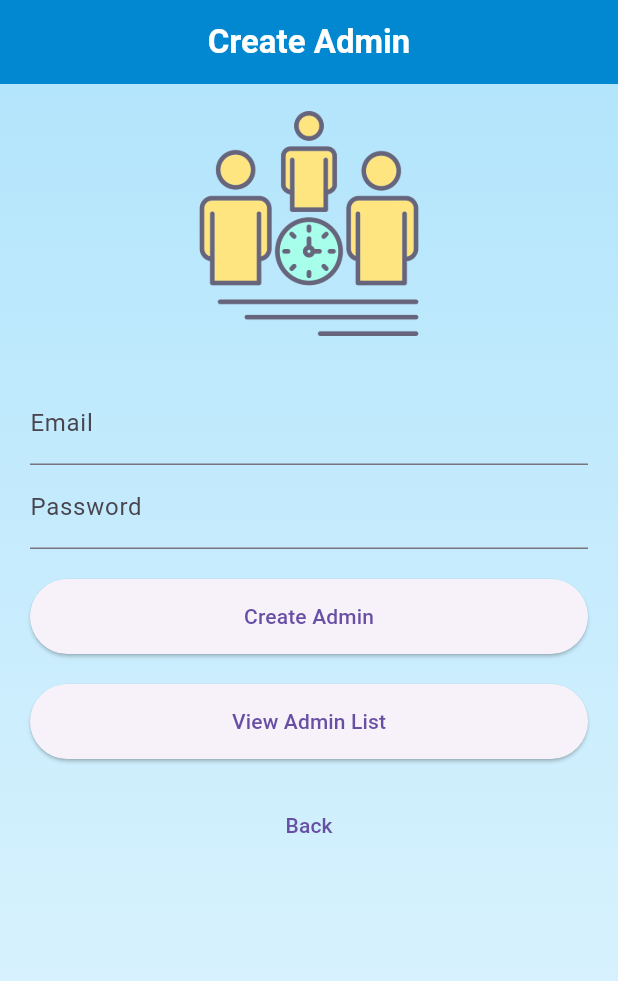
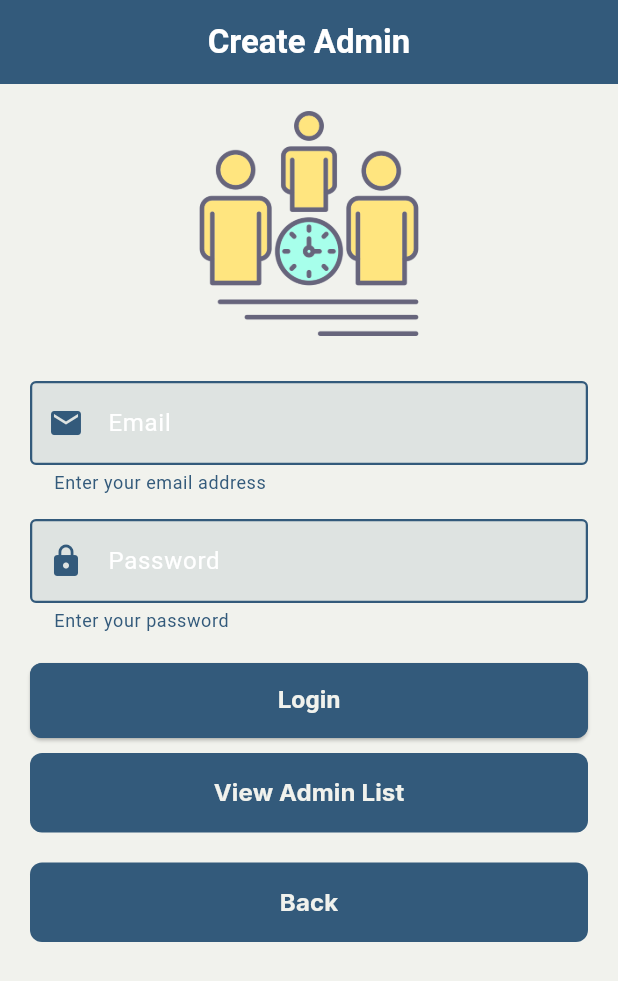
Before and after one commit to fatoom9/queue_management_system, a Flutter app: the AdminSetupScreen screen opened by its route, on a phone screen of 412 x 824 dp. Shown: the top 981 px of the screen. Run offline on Flutter 3.47's test engine with Material 3 defaults, Android fonts, the phone set to English and light mode, and no system bars; our stand-ins replace flutter_hooks, flutter_riverpod, go_router, google_fonts, hooks_riverpod, sqflite; accounts and stored records are empty.

Commit message:
admin-setup-screen-redesign

```diff
--- a/lib/src/common_widgets/button.dart
+++ b/lib/src/common_widgets/button.dart
@@ -11,7 +11,7 @@ class Btn extends StatelessWidget {
     required this.onPress,
     required this.text,
     this.backgroundColor = primaryColor,
-    this.textColor = Colors.white,
+    this.textColor = secondaryColor,
     this.borderRadius = 8.0,
     this.padding = const EdgeInsets.symmetric(vertical: 15),
   }) : super(key: key);
--- a/lib/src/features/auth/presentation/admin_setup_screen.dart.dart
+++ b/lib/src/features/auth/presentation/admin_setup_screen.dart.dart
@@ -2,6 +2,10 @@ import 'package:flutter/material.dart';
 import 'package:flutter_hooks/flutter_hooks.dart';
 import 'package:go_router/go_router.dart';
 import 'package:hooks_riverpod/hooks_riverpod.dart';
+import 'package:queue_management_system/src/common_widgets/button.dart'
+    as button;
+import 'package:queue_management_system/src/common_widgets/text_feild.dart';
+import 'package:queue_management_system/src/constants/app_theme.dart';
 import 'package:queue_management_system/src/features/auth/presentation/controllers/auth_controller.dart';
 import 'package:google_fonts/google_fonts.dart';
 
@@ -42,7 +46,6 @@ class AdminSetupScreen extends HookConsumerWidget {
     }
 
     return Scaffold(
-      backgroundColor: Colors.white,
       appBar: AppBar(
         title: const Text(
           'Create Admin',
@@ -50,14 +53,14 @@ class AdminSetupScreen extends HookConsumerWidget {
               fontSize: 22, fontWeight: FontWeight.bold, color: Colors.white),
         ),
         centerTitle: true,
-        backgroundColor: const Color(0xFF0288D1),
+        backgroundColor: primaryColor, // Use primaryColor from your theme
       ),
       body: Stack(
         children: [
           Container(
             decoration: const BoxDecoration(
               gradient: LinearGradient(
-                colors: [Color(0xFFB3E5FC), Color(0xFFE1F5FE)],
+                colors: [Color(0xFFF1F2ED), Color(0xFFF1F2ED)],
                 begin: Alignment.topCenter,
                 end: Alignment.bottomCenter,
               ),
@@ -76,20 +79,30 @@ class AdminSetupScreen extends HookConsumerWidget {
                   padding: const EdgeInsets.all(20),
                   child: Column(
                     children: <Widget>[
-                      TextField(
+                      AppTextFormField(
                         controller: emailController,
-                        decoration: const InputDecoration(labelText: 'Email'),
+                        hintText: 'Email',
+                        helpText: 'Enter your email address',
+                        obscureText: false,
+                        icon: Icons.email,
                       ),
-                      TextField(
+                      const SizedBox(height: 16),
+                      AppTextFormField(
                         controller: passwordController,
-                        decoration:
-                            const InputDecoration(labelText: 'Password'),
+                        hintText: 'Password',
+                        helpText: 'Enter your password',
                         obscureText: true,
+                        icon: Icons.lock,
                       ),
                       const SizedBox(height: 20),
                       ElevatedButton(
                         onPressed: isLoading.value ? null : createAdmin,
                         style: ElevatedButton.styleFrom(
+                          backgroundColor: Color(0xFF335A7B),
+                          side: BorderSide(color: AppTheme.theme.primaryColor),
+                          shape: RoundedRectangleBorder(
+                            borderRadius: BorderRadius.circular(8),
+                          ),
                           minimumSize: const Size(double.infinity, 50),
                         ),
                         child: isLoading.value
@@ -97,28 +110,34 @@ class AdminSetupScreen extends HookConsumerWidget {
                                 width: 24,
                                 height: 24,
                                 child: CircularProgressIndicator(
-                                  color: Colors.white,
+                                  color: Color(0xFF335A7B),
                                   strokeWidth: 2.5,
                                 ),
                               )
-                            : const Text('Create Admin'),
+                            : Text(
+                                'Login',
+                                style: TextStyle(
+                                  color: AppTheme.theme.scaffoldBackgroundColor,
+                                  fontSize: 16.5, //
+                                  fontWeight: FontWeight.bold, //
+                                ),
+                              ),
+                      ),
+                      const SizedBox(height: 10),
+                      button.Btn(
+                        onPress: () {
+                          context.go('/admin-list');
+                        },
+                        text: 'View Admin List',
+                        backgroundColor: primaryColor,
                       ),
                       const SizedBox(height: 20),
-                      ElevatedButton(
-                        onPressed: () {
-                          context.go('/admin-list');
-                        },
-                        style: ElevatedButton.styleFrom(
-                          minimumSize: const Size(double.infinity, 50),
-                        ),
-                        child: const Text('View Admin List'),
-                      ),
-                      const SizedBox(height: 20),
-                      TextButton(
-                        onPressed: () {
+                      button.Btn(
+                        onPress: () {
                           context.go('/welcome');
                         },
-                        child: const Text('Back'),
+                        text: 'Back',
+                        backgroundColor: primaryColor,
                       ),
                     ],
                   ),
```
Also changed, not shown: lib/src/features/auth/presentation/welcome_screen copy.dart (added, +59 -0 lines).
